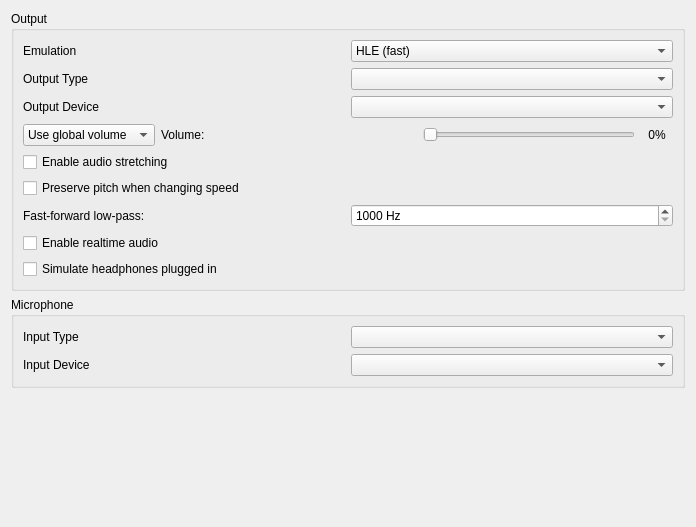
This is src/citra_qt/configuration/configure_audio.ui in Davey-Hughes/azahar as Qt 5 draws it before an edit. The edited form follows.
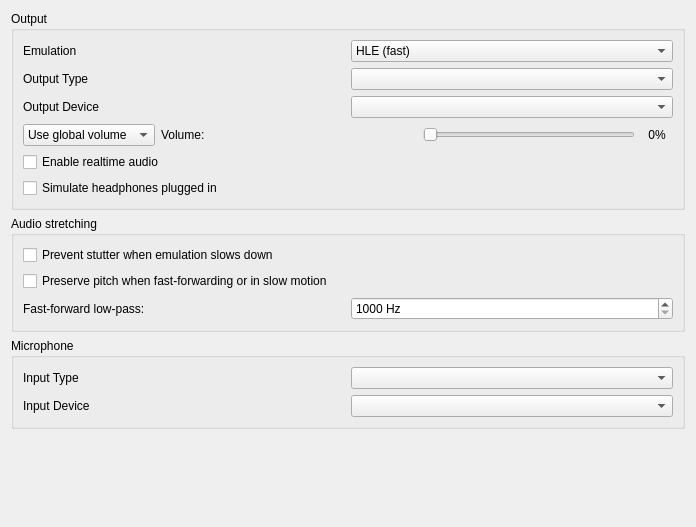
This is the edited form.

Commit message: citra_qt: Group the audio stretching settings together

Patch:
```diff
--- a/src/citra_qt/configuration/configure_audio.ui
+++ b/src/citra_qt/configuration/configure_audio.ui
@@ -173,12 +173,44 @@
        </widget>
       </item>
       <item>
+       <widget class="QCheckBox" name="toggle_realtime_audio">
+        <property name="toolTip">
+         <string>&lt;html&gt;&lt;head/&gt;&lt;body&gt;&lt;p&gt;Scales audio playback speed to account for drops in emulation framerate. This means that audio will play at full speed even while the application framerate is low. May cause audio desync issues.&lt;/p&gt;&lt;/body&gt;&lt;/html&gt;</string>
+        </property>
+        <property name="text">
+         <string>Enable realtime audio</string>
+        </property>
+       </widget>
+      </item>
+      <item>
+       <widget class="QCheckBox" name="simulate_headphones_plugged">
+        <property name="toolTip">
+         <string>&lt;html&gt;&lt;head/&gt;&lt;body&gt;&lt;p&gt;Simulates whether headphones are plugged in to the emulated 3DS system.&lt;/p&gt;&lt;/body&gt;&lt;/html&gt;</string>
+        </property>
+        <property name="text">
+         <string>Simulate headphones plugged in</string>
+        </property>
+       </widget>
+      </item>
+     </layout>
+    </widget>
+   </item>
+   <item>
+    <widget class="QGroupBox" name="stretching_group">
+     <property name="toolTip">
+      <string>&lt;html&gt;&lt;head/&gt;&lt;body&gt;&lt;p&gt;Time-stretches audio so it stays continuous and keeps its pitch when the emulator is not producing samples at the rate the sound device consumes them. The two cases below are handled separately.&lt;/p&gt;&lt;/body&gt;&lt;/html&gt;</string>
+     </property>
+     <property name="title">
+      <string>Audio stretching</string>
+     </property>
+     <layout class="QVBoxLayout" name="stretching_group_layout">
+      <item>
        <widget class="QCheckBox" name="toggle_audio_stretching">
         <property name="toolTip">
          <string>&lt;html&gt;&lt;head/&gt;&lt;body&gt;&lt;p&gt;Stretches audio to cover brief slowdowns when your device cannot hold full speed, so they do not become stutter. Costs some audio latency. This does not apply while fast-forwarding or in slow motion - those are handled by &quot;Preserve pitch when changing speed&quot;.&lt;/p&gt;&lt;/body&gt;&lt;/html&gt;</string>
         </property>
         <property name="text">
-         <string>Enable audio stretching</string>
+         <string>Prevent stutter when emulation slows down</string>
         </property>
        </widget>
       </item>
@@ -188,7 +220,7 @@
          <string>&lt;html&gt;&lt;head/&gt;&lt;body&gt;&lt;p&gt;Preserves pitch when fast-forwarding or slowing down, instead of dropping audio. Only active when the speed limit is not 100%.&lt;/p&gt;&lt;/body&gt;&lt;/html&gt;</string>
         </property>
         <property name="text">
-         <string>Preserve pitch when changing speed</string>
+         <string>Preserve pitch when fast-forwarding or in slow motion</string>
         </property>
        </widget>
       </item>
@@ -229,26 +261,6 @@
         </item>
        </layout>
       </item>
-      <item>
-       <widget class="QCheckBox" name="toggle_realtime_audio">
-        <property name="toolTip">
-         <string>&lt;html&gt;&lt;head/&gt;&lt;body&gt;&lt;p&gt;Scales audio playback speed to account for drops in emulation framerate. This means that audio will play at full speed even while the application framerate is low. May cause audio desync issues.&lt;/p&gt;&lt;/body&gt;&lt;/html&gt;</string>
-        </property>
-        <property name="text">
-         <string>Enable realtime audio</string>
-        </property>
-       </widget>
-      </item>
-      <item>
-       <widget class="QCheckBox" name="simulate_headphones_plugged">
-        <property name="toolTip">
-         <string>&lt;html&gt;&lt;head/&gt;&lt;body&gt;&lt;p&gt;Simulates whether headphones are plugged in to the emulated 3DS system.&lt;/p&gt;&lt;/body&gt;&lt;/html&gt;</string>
-        </property>
-        <property name="text">
-         <string>Simulate headphones plugged in</string>
-        </property>
-       </widget>
-      </item>
      </layout>
     </widget>
    </item>
```
Left out of the diff: 14 changed lines with no effect on the pictures.
